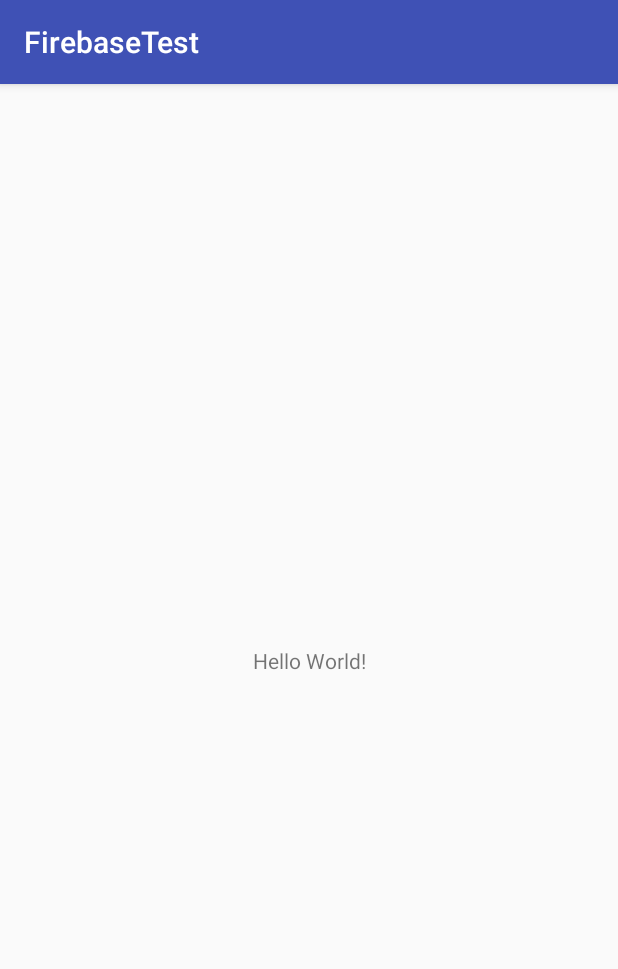
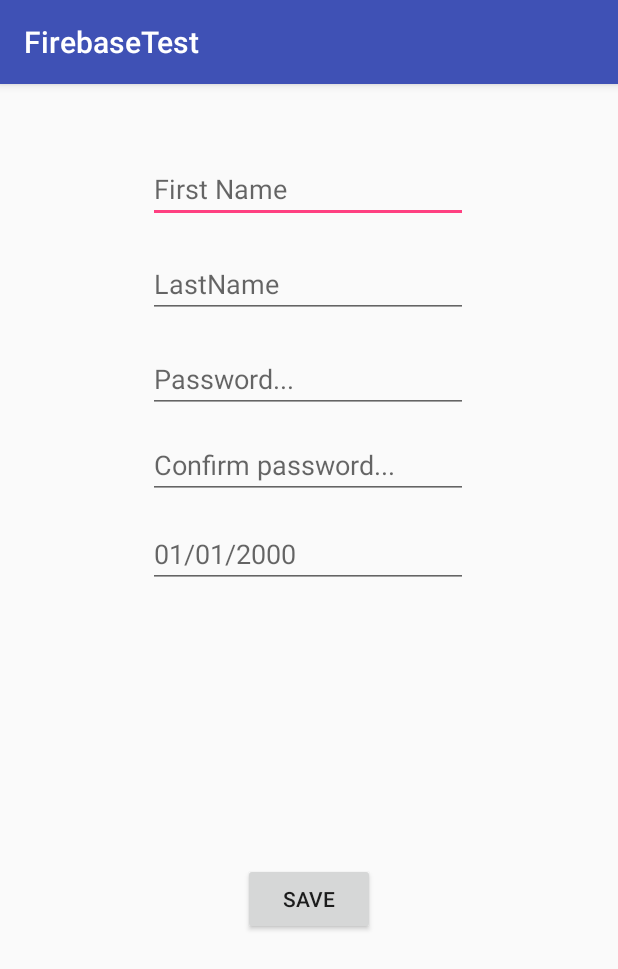
Before and after one commit to JDevs10/Firebase-Test-Android-Studio, an Android app: the screen it shows after launch (MainActivity), on a phone screen of 412 x 824 dp. Shown: the top 969 px of the screen. Run offline under Robolectric (Android 15) with nearby library versions, the phone set to English and light mode, and no system bars; our stand-ins replace Firebase (no records; nobody signed in at launch, a user with empty details on screens opened directly).

Commit message:
can insert data in firebase database

```diff
--- a/app/src/main/java/com/example/j_lds/firebasetest/MainActivity.java
+++ b/app/src/main/java/com/example/j_lds/firebasetest/MainActivity.java
@@ -2,9 +2,22 @@ package com.example.j_lds.firebasetest;
 
 import android.support.v7.app.AppCompatActivity;
 import android.os.Bundle;
+import android.view.View;
+import android.widget.Button;
+import android.widget.EditText;
 import android.widget.Toast;
 
+import com.google.firebase.database.DatabaseReference;
+import com.google.firebase.database.FirebaseDatabase;
+
 public class MainActivity extends AppCompatActivity {
+
+    private EditText et_fn, et_ln, et_pwd, et_cpwd, et_birth;
+    private String fn, ln, pwd, cpwd, birth;
+    private Button btn_save;
+    private User user;
+
+    private DatabaseReference mdatabaseReference;
 
     @Override
     protected void onCreate(Bundle savedInstanceState) {
@@ -12,5 +25,44 @@ public class MainActivity extends AppCompatActivity {
         setContentView(R.layout.activity_main);
 
         Toast.makeText(this, "Firebase connection done", Toast.LENGTH_SHORT).show();
+
+        et_fn = (EditText)findViewById(R.id.editText_firstName);
+        et_ln = (EditText)findViewById(R.id.editText_lastName);
+        et_pwd = (EditText)findViewById(R.id.editText_password);
+        et_cpwd = (EditText)findViewById(R.id.editText_confirm_password);
+        et_birth = (EditText)findViewById(R.id.editText_birthday);
+
+        btn_save = (Button) findViewById(R.id.button_save);
+        btn_save.setOnClickListener(new View.OnClickListener() {
+            @Override
+            public void onClick(View v) {
+                test();
+            }
+        });
+
+        mdatabaseReference = FirebaseDatabase.getInstance("https://test-jl010.firebaseio.com/").getReference().child("user");
+    }
+
+    private void test(){
+        fn = et_fn.getText().toString().trim();
+        ln = et_ln.getText().toString().trim();
+        pwd = et_pwd.getText().toString().trim();
+        cpwd = et_cpwd.getText().toString().trim();
+        birth = et_birth.getText().toString().trim();
+
+        if (pwd.equals(cpwd) && !pwd.equals("") && !cpwd.equals("")){
+            user = new User();
+            user.setFirstName(fn);
+            user.setLastName(ln);
+            user.setPassword(pwd);
+            user.setBirth(birth);
+
+            mdatabaseReference.setValue(user);
+            Toast.makeText(this, "Information is saved !!!", Toast.LENGTH_SHORT).show();
+
+        }else{
+            Toast.makeText(this, "The password id not the same", Toast.LENGTH_SHORT).show();
+        }
+
     }
 }
--- /dev/null
+++ b/app/src/main/java/com/example/j_lds/firebasetest/User.java
@@ -0,0 +1,43 @@
+package com.example.j_lds.firebasetest;
+
+public class User {
+    private String firstName;
+    private String lastName;
+    private String password;
+    private String birth;
+
+    public User() {
+    }
+
+    public String getFirstName() {
+        return firstName;
+    }
+
+    public void setFirstName(String firstName) {
+        this.firstName = firstName;
+    }
+
+    public String getLastName() {
+        return lastName;
+    }
+
+    public void setLastName(String lastName) {
+        this.lastName = lastName;
+    }
+
+    public String getPassword() {
+        return password;
+    }
+
+    public void setPassword(String password) {
+        this.password = password;
+    }
+
+    public String getBirth() {
+        return birth;
+    }
+
+    public void setBirth(String birth) {
+        this.birth = birth;
+    }
+}
--- a/app/src/main/res/layout/activity_main.xml
+++ b/app/src/main/res/layout/activity_main.xml
@@ -6,13 +6,100 @@
     android:layout_height="match_parent"
     tools:context=".MainActivity">
 
-    <TextView
+    <EditText
+        android:id="@+id/editText_firstName"
         android:layout_width="wrap_content"
         android:layout_height="wrap_content"
-        android:text="Hello World!"
-        app:layout_constraintBottom_toBottomOf="parent"
-        app:layout_constraintLeft_toLeftOf="parent"
-        app:layout_constraintRight_toRightOf="parent"
+        android:layout_marginEnd="85dp"
+        android:layout_marginLeft="84dp"
+        android:layout_marginRight="85dp"
+        android:layout_marginStart="84dp"
+        android:layout_marginTop="47dp"
+        android:ems="10"
+        android:hint="@string/first_name"
+        android:inputType="textPersonName"
+        app:layout_constraintEnd_toEndOf="parent"
+        app:layout_constraintStart_toStartOf="parent"
         app:layout_constraintTop_toTopOf="parent" />
 
+    <EditText
+        android:id="@+id/editText_lastName"
+        android:layout_width="wrap_content"
+        android:layout_height="wrap_content"
+        android:layout_marginEnd="85dp"
+        android:layout_marginLeft="84dp"
+        android:layout_marginRight="85dp"
+        android:layout_marginStart="84dp"
+        android:layout_marginTop="18dp"
+        android:ems="10"
+        android:hint="@string/lastname"
+        android:inputType="textPersonName"
+        app:layout_constraintEnd_toEndOf="parent"
+        app:layout_constraintStart_toStartOf="parent"
+        app:layout_constraintTop_toBottomOf="@+id/editText_firstName" />
+
+    <EditText
+        android:id="@+id/editText_password"
+        android:layout_width="wrap_content"
+        android:layout_height="wrap_content"
+        android:layout_marginEnd="85dp"
+        android:layout_marginLeft="84dp"
+        android:layout_marginRight="85dp"
+        android:layout_marginStart="84dp"
+        android:layout_marginTop="18dp"
+        android:ems="10"
+        android:hint="@string/password"
+        android:inputType="textPassword"
+        app:layout_constraintEnd_toEndOf="parent"
+        app:layout_constraintStart_toStartOf="parent"
+        app:layout_constraintTop_toBottomOf="@+id/editText_lastName" />
+
+    <EditText
+        android:id="@+id/editText_confirm_password"
+        android:layout_width="wrap_content"
+        android:layout_height="wrap_content"
+        android:layout_marginEnd="85dp"
+        android:layout_marginLeft="84dp"
+        android:layout_marginRight="85dp"
+        android:layout_marginStart="84dp"
+        android:layout_marginTop="12dp"
+        android:ems="10"
+        android:hint="@string/confirm_password"
+        android:inputType="textPassword"
+        app:layout_constraintEnd_toEndOf="parent"
+        app:layout_constraintStart_toStartOf="parent"
+        app:layout_constraintTop_toBottomOf="@+id/editText_password" />
+
+    <EditText
+        android:id="@+id/editText_birthday"
+        android:layout_width="wrap_content"
+        android:layout_height="wrap_content"
+        android:layout_marginEnd="85dp"
+        android:layout_marginLeft="84dp"
+        android:layout_marginRight="85dp"
+        android:layout_marginStart="84dp"
+        android:layout_marginTop="14dp"
+        android:ems="10"
+        android:hint="@string/_01_01_2000"
+        android:inputType="textPersonName"
+        app:layout_constraintEnd_toEndOf="parent"
+        app:layout_constraintStart_toStartOf="parent"
+        app:layout_constraintTop_toBottomOf="@+id/editText_confirm_password" />
+
+    <Button
+        android:id="@+id/button_save"
+        android:layout_width="wrap_content"
+        android:layout_height="wrap_content"
+        android:layout_marginBottom="72dp"
+        android:layout_marginEnd="148dp"
+        android:layout_marginLeft="148dp"
+        android:layout_marginRight="148dp"
+        android:layout_marginStart="148dp"
+        android:layout_marginTop="54dp"
+        android:text="@string/save"
+        app:layout_constraintBottom_toBottomOf="parent"
+        app:layout_constraintEnd_toEndOf="parent"
+        app:layout_constraintStart_toStartOf="parent"
+        app:layout_constraintTop_toBottomOf="@+id/editText_birthday" />
+
 </android.support.constraint.ConstraintLayout>
--- a/app/src/main/res/values/strings.xml
+++ b/app/src/main/res/values/strings.xml
@@ -1,3 +1,9 @@
 <resources>
     <string name="app_name">FirebaseTest</string>
+    <string name="first_name">First Name</string>
+    <string name="lastname">LastName</string>
+    <string name="password">Password...</string>
+    <string name="confirm_password">Confirm password...</string>
+    <string name="_01_01_2000">01/01/2000</string>
+    <string name="save">Save</string>
 </resources>
```
